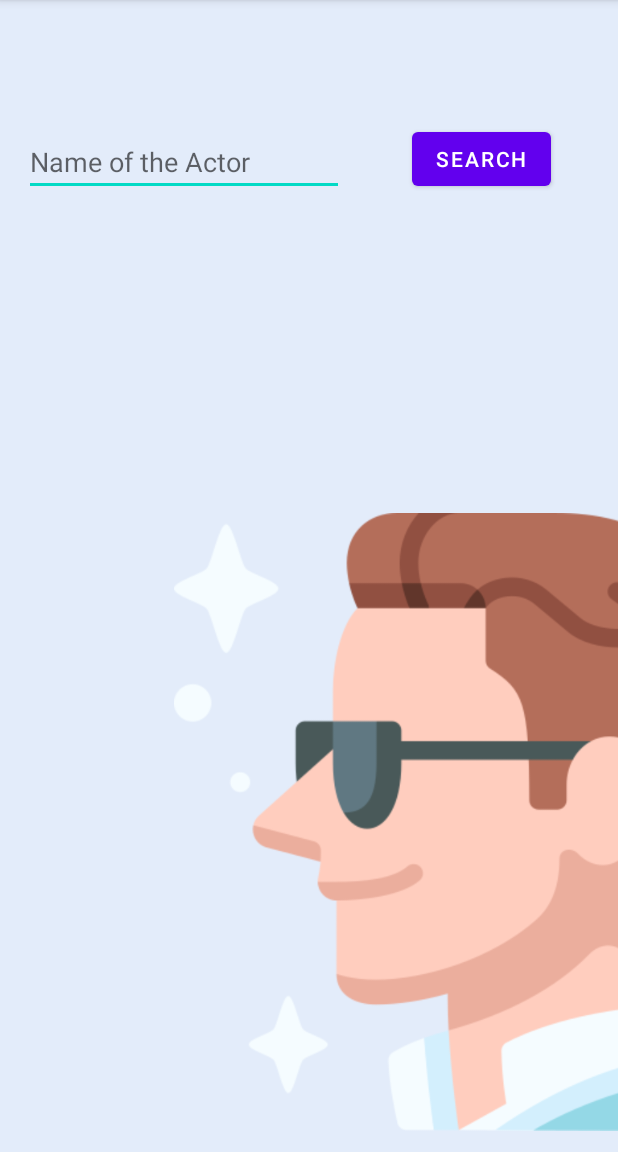
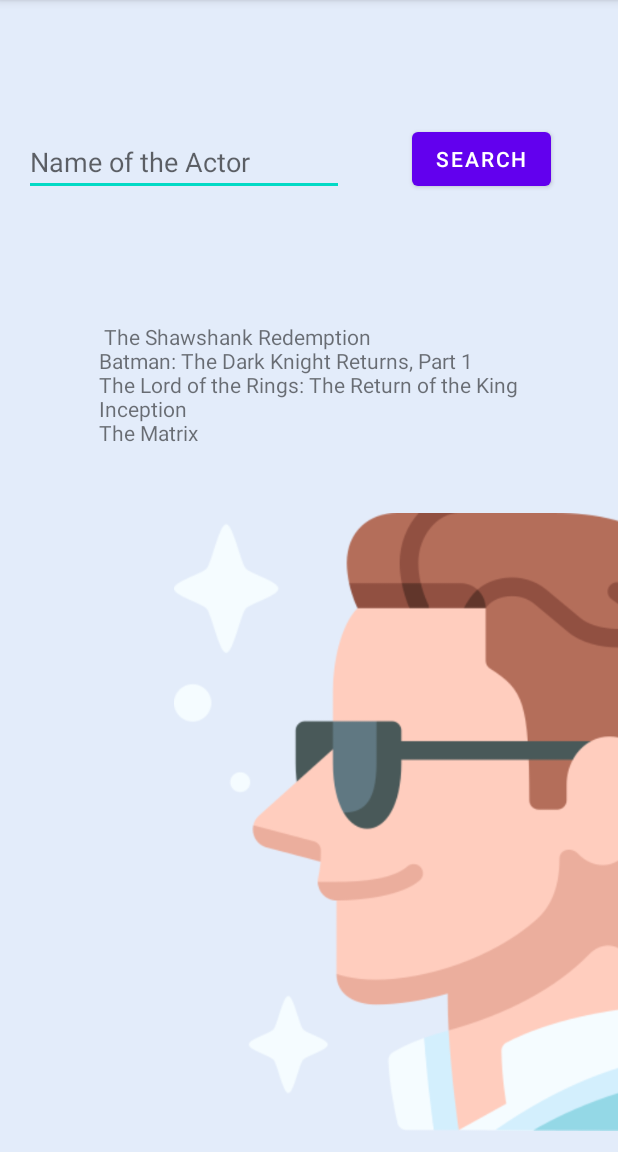
Before and after one commit to Janithabhayarathna/Movie-App, an Android app: the SearchActors screen opened directly, with no data from a screen before it, after a tap on "SEARCH", on a phone screen of 412 x 824 dp, the part 84-1236 px from its top. Run offline under Robolectric (Android 15) with nearby library versions, the light colour scheme and no system bars; our stand-ins replace Room's generated code.

Commit message:
:sparkles: Created the search actor option.

```diff
--- a/app/src/main/java/com/example/movieapp/SearchActors.kt
+++ b/app/src/main/java/com/example/movieapp/SearchActors.kt
@@ -4,6 +4,10 @@ import androidx.appcompat.app.AppCompatActivity
 import android.os.Bundle
 import android.widget.Button
 import android.widget.EditText
+import android.widget.TextView
+import androidx.room.Room
+import kotlinx.coroutines.launch
+import kotlinx.coroutines.runBlocking
 
 class SearchActors : AppCompatActivity() {
     override fun onCreate(savedInstanceState: Bundle?) {
@@ -12,10 +16,30 @@ class SearchActors : AppCompatActivity() {
 
         val actor = findViewById<EditText>(R.id.actorName)
         val searchBtn = findViewById<Button>(R.id.btnSearch)
+        val output = findViewById<TextView>(R.id.out)
 
         searchBtn.setOnClickListener {
-            val actorName = actor!!.text.toString().trim().lowercase()
+            val actorName = actor!!.text.toString().trim()
+            output.text = " "
 
+            val moviesList = mutableListOf<Movie>()
+
+            val db = Room.databaseBuilder(this, AppDatabase::class.java,
+                "movies").build()
+            val movieDao = db.movieDao()
+            runBlocking {
+                launch {
+                    val movies: List<Movie> = movieDao.getAll()
+                    for (movie in movies){
+                        if(movie.actors?.contains(actorName,ignoreCase = true) == true){
+                            moviesList.add(movie)
+                        }
+                    }
+                }
+            }
+            for (i in 0 until moviesList.size){
+                output.append(moviesList[i].title + "\n")
+            }
         }
     }
 }
--- a/app/src/main/res/layout/activity_search_actors.xml
+++ b/app/src/main/res/layout/activity_search_actors.xml
@@ -42,4 +42,16 @@
         app:layout_constraintStart_toStartOf="parent"
         app:layout_constraintTop_toTopOf="parent"
         app:srcCompat="@drawable/actor" />
+
+    <TextView
+        android:id="@+id/out"
+        android:layout_width="wrap_content"
+        android:layout_height="wrap_content"
+        android:text="TextView"
+        app:layout_constraintBottom_toBottomOf="parent"
+        app:layout_constraintEnd_toEndOf="parent"
+        app:layout_constraintHorizontal_bias="0.498"
+        app:layout_constraintStart_toStartOf="parent"
+        app:layout_constraintTop_toTopOf="parent"
+        app:layout_constraintVertical_bias="0.321" />
 </androidx.constraintlayout.widget.ConstraintLayout>
```
